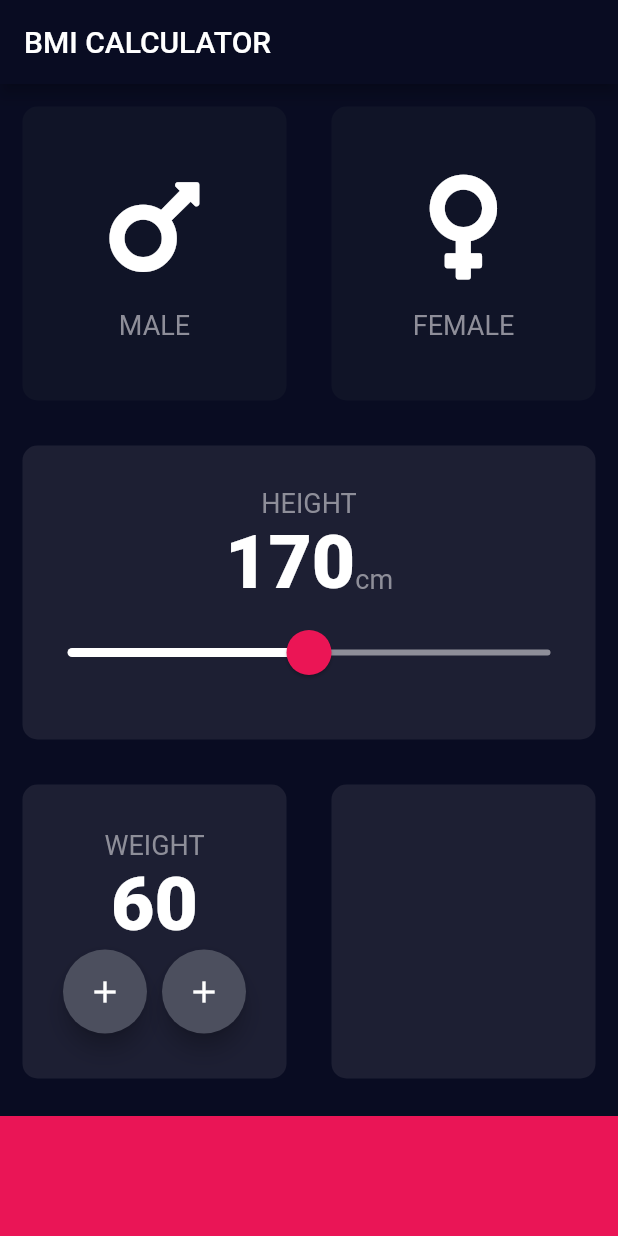
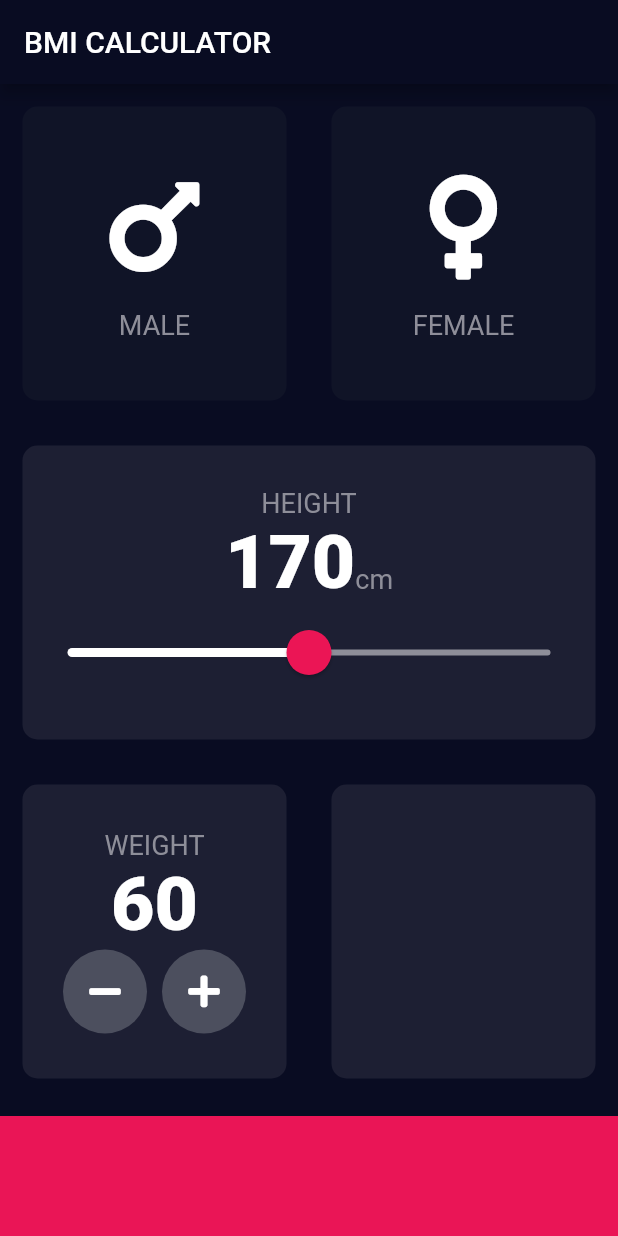
Before and after one commit to Oyekunle-Mark/rango_bmi_calc, a Flutter app: the screen it shows after launch, on a phone screen of 412 x 824 dp. Run offline on Flutter 3.47's test engine with Material 2 defaults, Android fonts, the phone set to English and light mode, and no system bars; our stand-ins replace font_awesome_flutter.

Commit message:
Extracted using a raw material button

```diff
--- a/lib/input_page.dart
+++ b/lib/input_page.dart
@@ -137,23 +137,11 @@ class _InputPageState extends State<InputPage> {
                           Row(
                             mainAxisAlignment: MainAxisAlignment.center,
                             children: <Widget>[
-                              FloatingActionButton(
-                                backgroundColor: Color(0xff4c4f5e),
-                                child: Icon(
-                                  Icons.add,
-                                  color: Colors.white,
-                                ),
-                              ),
+                              RoundIconButton(icon: FontAwesomeIcons.minus),
                               SizedBox(
                                 width: 10.0,
                               ),
-                              FloatingActionButton(
-                                backgroundColor: Color(0xff4c4f5e),
-                                child: Icon(
-                                  Icons.add,
-                                  color: Colors.white,
-                                ),
-                              ),
+                              RoundIconButton(icon: FontAwesomeIcons.plus),
                             ],
                           ),
                         ],
@@ -178,3 +166,24 @@ class _InputPageState extends State<InputPage> {
         ));
   }
 }
+
+class RoundIconButton extends StatelessWidget {
+  final IconData icon;
+
+  RoundIconButton({this.icon});
+
+  @override
+  Widget build(BuildContext context) {
+    return RawMaterialButton(
+      shape: CircleBorder(),
+      constraints: BoxConstraints.tightFor(
+        width: 56.0,
+        height: 56.0,
+      ),
+      elevation: 0.0,
+      onPressed: () {},
+      fillColor: Color(0xff4c4f5e),
+      child: Icon(icon),
+    );
+  }
+}
```
